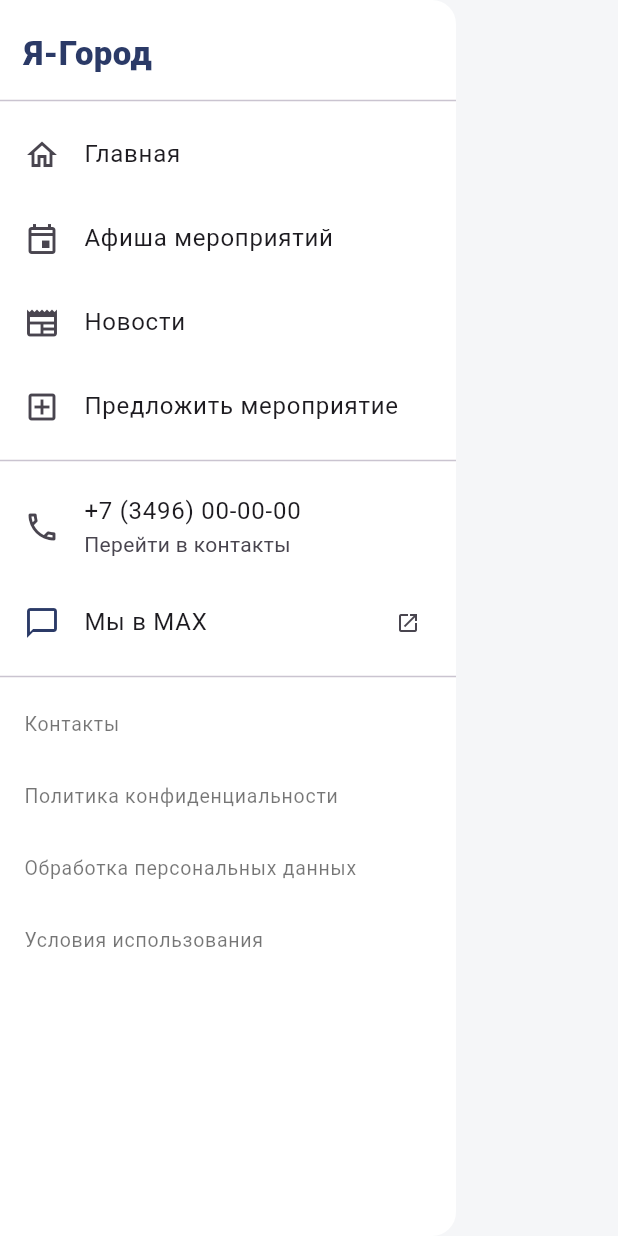
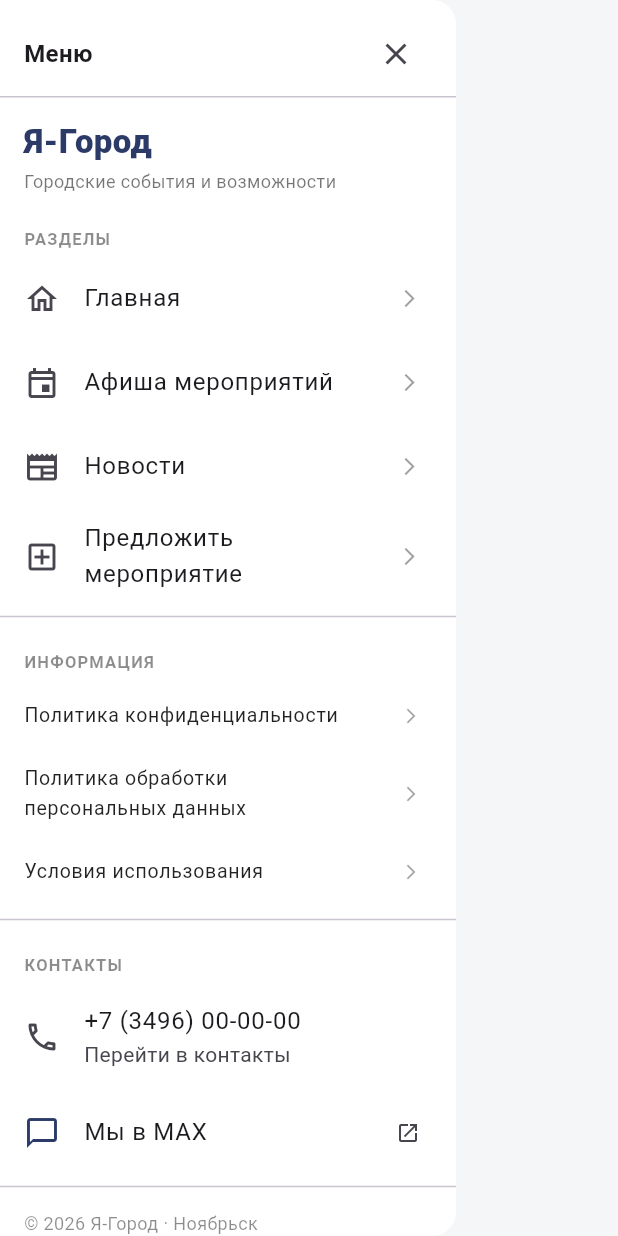
Before and after one commit to juw3x/ya-gorod, a Flutter app: the AppDrawer widget shown alone on an empty page, opened directly with empty values, on a phone screen of 412 x 824 dp. Run offline on Flutter 3.47's test engine with Material 3 defaults, Android fonts, the phone set to English and light mode, and no system bars; our stand-ins replace dio, file_picker, flutter_riverpod, go_router, video_player; network calls fail.

Commit message:
feat(ui): align header, drawer, 404 static pages and home afisha with TZ

```diff
--- a/lib/core/widgets/main_shell.dart
+++ b/lib/core/widgets/main_shell.dart
@@ -24,9 +24,20 @@ class MainShell extends StatelessWidget {
       appBar: AppBar(
         backgroundColor: Colors.white,
         elevation: 0.5,
-        title: const Text(
-          'Я-Город',
-          style: TextStyle(color: Color(0xFF2B3A67), fontWeight: FontWeight.w800, fontSize: 20),
+        title: Row(
+          children: [
+            const Text(
+              'Я-Город',
+              style: TextStyle(color: Color(0xFF2B3A67), fontWeight: FontWeight.w800, fontSize: 20),
+            ),
+            const SizedBox(width: 10),
+            Container(width: 1, height: 18, color: Colors.black12),
+            const SizedBox(width: 10),
+            const Text(
+              'Ноябрьск',
+              style: TextStyle(color: Colors.black54, fontWeight: FontWeight.w500, fontSize: 15),
+            ),
+          ],
         ),
         iconTheme: const IconThemeData(color: Colors.black87),
       ),
@@ -81,43 +92,81 @@ class AppDrawer extends StatelessWidget {
 
   const AppDrawer({super.key, required this.onSelectTab, required this.onSelectAfisha});
 
+  Widget _sectionHeader(String title) {
+    return Padding(
+      padding: const EdgeInsets.fromLTRB(16, 14, 16, 4),
+      child: Text(
+        title,
+        style: const TextStyle(fontSize: 11, fontWeight: FontWeight.w700, color: Colors.black45, letterSpacing: 0.8),
+      ),
+    );
+  }
+
   @override
   Widget build(BuildContext context) {
     return Drawer(
       backgroundColor: Colors.white,
       child: SafeArea(
         child: ListView(
-          padding: const EdgeInsets.symmetric(vertical: 12),
+          padding: const EdgeInsets.symmetric(vertical: 8),
           children: [
-            const Padding(
-              padding: EdgeInsets.symmetric(horizontal: 16, vertical: 8),
-              child: Text(
-                'Я-Город',
-                style: TextStyle(fontSize: 22, fontWeight: FontWeight.w800, color: Color(0xFF2B3A67)),
+            Padding(
+              padding: const EdgeInsets.symmetric(horizontal: 16, vertical: 4),
+              child: Row(
+                mainAxisAlignment: MainAxisAlignment.spaceBetween,
+                children: [
+                  const Text('Меню', style: TextStyle(fontSize: 16, fontWeight: FontWeight.w600)),
+                  IconButton(
+                    icon: const Icon(Icons.close),
+                    onPressed: () => Navigator.pop(context),
+                  ),
+                ],
               ),
             ),
-            const Divider(),
+            const Divider(height: 1),
+            const Padding(
+              padding: EdgeInsets.fromLTRB(16, 14, 16, 8),
+              child: Column(
+                crossAxisAlignment: CrossAxisAlignment.start,
+                children: [
+                  Text('Я-Город', style: TextStyle(fontSize: 22, fontWeight: FontWeight.w800, color: Color(0xFF2B3A67))),
+                  SizedBox(height: 2),
+                  Text('Городские события и возможности', style: TextStyle(fontSize: 12, color: Colors.black54)),
+                ],
+              ),
+            ),
+            _sectionHeader('РАЗДЕЛЫ'),
             ListTile(
               leading: const Icon(Icons.home_outlined),
               title: const Text('Главная'),
+              trailing: const Icon(Icons.arrow_forward_ios, size: 14, color: Colors.black38),
               onTap: () => onSelectTab(0),
             ),
             ListTile(
               leading: const Icon(Icons.event_outlined),
               title: const Text('Афиша мероприятий'),
+              trailing: const Icon(Icons.arrow_forward_ios, size: 14, color: Colors.black38),
               onTap: onSelectAfisha,
             ),
             ListTile(
               leading: const Icon(Icons.newspaper_outlined),
               title: const Text('Новости'),
+              trailing: const Icon(Icons.arrow_forward_ios, size: 14, color: Colors.black38),
               onTap: () => onSelectTab(1),
             ),
             ListTile(
               leading: const Icon(Icons.add_box_outlined),
               title: const Text('Предложить мероприятие'),
+              trailing: const Icon(Icons.arrow_forward_ios, size: 14, color: Colors.black38),
               onTap: () => onSelectTab(2),
             ),
             const Divider(),
+            _sectionHeader('ИНФОРМАЦИЯ'),
+            _docTile(context, 'Политика конфиденциальности', 'privacy'),
+            _docTile(context, 'Политика обработки персональных данных', 'personal-data'),
+            _docTile(context, 'Условия использования', 'terms'),
+            const Divider(),
+            _sectionHeader('КОНТАКТЫ'),
             ListTile(
               leading: const Icon(Icons.phone_outlined),
               title: const Text('+7 (3496) 00-00-00'),
@@ -134,10 +183,10 @@ class AppDrawer extends StatelessWidget {
               onTap: () => launchUrl(Uri.parse('https://max.ru'), mode: LaunchMode.externalApplication),
             ),
             const Divider(),
-            _docTile(context, 'Контакты', 'contacts'),
-            _docTile(context, 'Политика конфиденциальности', 'privacy'),
-            _docTile(context, 'Обработка персональных данных', 'personal-data'),
-            _docTile(context, 'Условия использования', 'terms'),
+            const Padding(
+              padding: EdgeInsets.fromLTRB(16, 8, 16, 16),
+              child: Text('© 2026 Я-Город · Ноябрьск', style: TextStyle(fontSize: 12, color: Colors.black45)),
+            ),
           ],
         ),
       ),
@@ -147,7 +196,8 @@ class AppDrawer extends StatelessWidget {
   Widget _docTile(BuildContext context, String title, String slug) {
     return ListTile(
       dense: true,
-      title: Text(title, style: const TextStyle(fontSize: 13, color: Colors.black54)),
+      title: Text(title, style: const TextStyle(fontSize: 13, color: Colors.black87)),
+      trailing: const Icon(Icons.arrow_forward_ios, size: 12, color: Colors.black38),
       onTap: () {
         Navigator.pop(context);
         context.push('/page/$slug');
--- a/lib/features/home/home_screen.dart
+++ b/lib/features/home/home_screen.dart
@@ -156,14 +156,14 @@ class _HomeScreenState extends State<HomeScreen> {
     final displayed = _allEntries.take(_visibleCount).toList();
     final widgets = <Widget>[
       const SizedBox(height: 12),
-      StoriesSection(stories: _stories),
+      if (_stories.isNotEmpty) StoriesSection(stories: _stories),
       const SizedBox(height: 16),
-      BannerSlider(banners: _banners),
+      if (_banners.isNotEmpty) BannerSlider(banners: _banners),
       const SizedBox(height: 20),
       Padding(
         key: _afishaKey,
         padding: const EdgeInsets.symmetric(horizontal: 16),
-        child: const Text('Афиша мероприятий', style: TextStyle(fontSize: 22, fontWeight: FontWeight.bold)),
+        child: const Text('Афиша города', style: TextStyle(fontSize: 22, fontWeight: FontWeight.bold)),
       ),
       const SizedBox(height: 12),
     ];
--- a/lib/features/static_pages/static_page_screen.dart
+++ b/lib/features/static_pages/static_page_screen.dart
@@ -2,6 +2,7 @@ import 'package:flutter/material.dart';
 import 'package:go_router/go_router.dart';
 import 'package:url_launcher/url_launcher.dart';
 import '../../core/widgets/main_shell.dart';
+import '../not_found/not_found_screen.dart';
 
 class _PageBlock {
   final String? heading;
@@ -17,7 +18,8 @@ class StaticPageScreen extends StatelessWidget {
 
   @override
   Widget build(BuildContext context) {
-    final page = _pages[slug] ?? _pages['privacy']!;
+    final page = _pages[slug];
+    if (page == null) return const NotFoundScreen();
 
     return Scaffold(
       backgroundColor: Colors.white,
```
